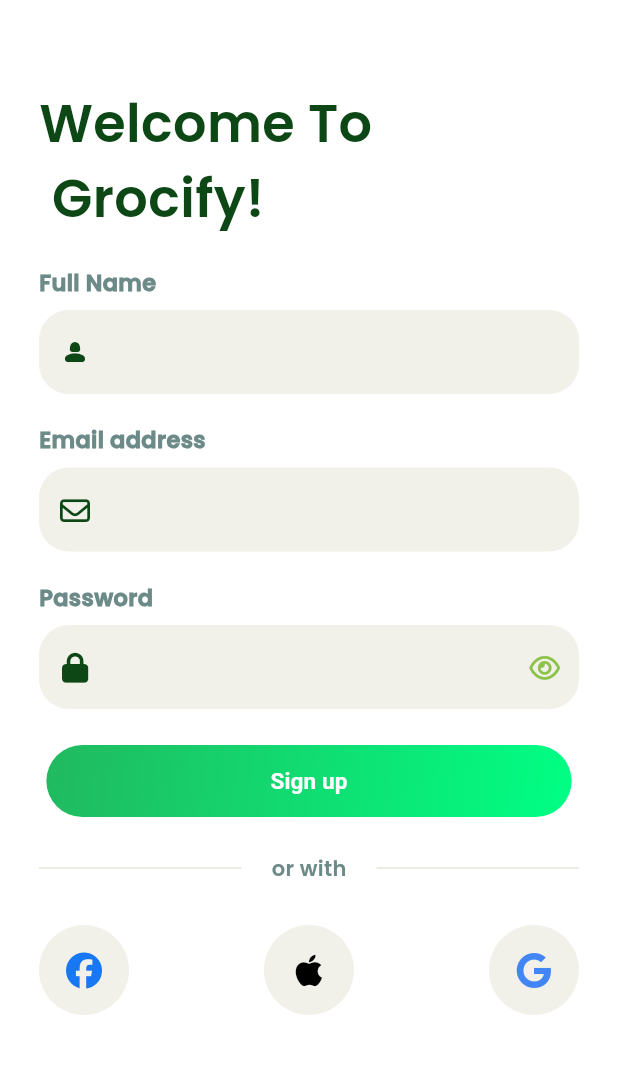
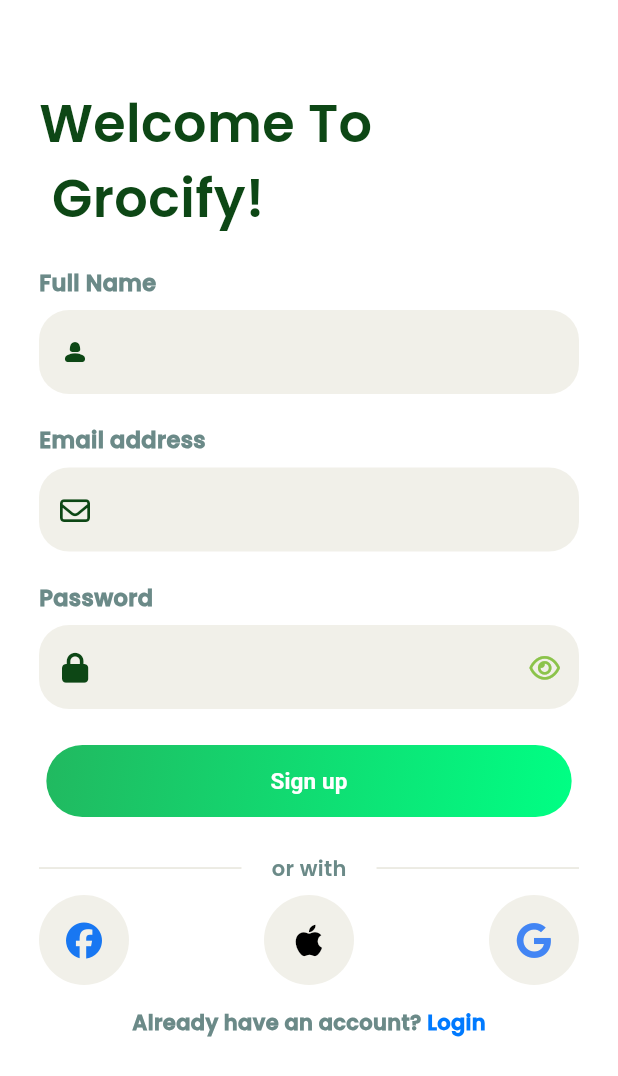
Before and after one commit to shahdhoss/ecommerce-app-demo, a Flutter app: the Signup screen opened by its route, on a phone screen of 412 x 824 dp. Shown: the top 1076 px of the screen. Run offline on Flutter 3.47's test engine with Material 3 defaults, Android fonts, the light colour scheme and no system bars; our stand-ins replace flutter_gemini, font_awesome_flutter; missing offline and left inert: flutter_chat_core, flutter_chat_ui, mongo_dart.

Commit message:
added linkings between the signup and login page

```diff
--- a/frontend/ecommerce_demo/lib/chat.dart
+++ b/frontend/ecommerce_demo/lib/chat.dart
@@ -43,6 +43,7 @@
               alignment: Alignment.topLeft,
               child: CircleAvatar(
                 backgroundColor: Color(0xffF1F0E9),
+                radius: 24,
                 child: IconButton(
                   color: Color(0xff0D4715),
                   icon: Icon(Icons.arrow_back),
--- a/frontend/ecommerce_demo/lib/signup.dart
+++ b/frontend/ecommerce_demo/lib/signup.dart
@@ -246,7 +246,7 @@
               ),
             ),
             Padding(
-              padding: const EdgeInsets.fromLTRB(0, 20, 0, 20),
+              padding: const EdgeInsets.fromLTRB(0, 0, 0, 15),
               child: Row(
                 mainAxisAlignment: MainAxisAlignment.spaceBetween,
                 children: [
@@ -286,6 +286,34 @@
                 ],
               ),
             ),
+            Row(
+              mainAxisAlignment: MainAxisAlignment.center,
+              children: [
+                Text(
+                  "Already have an account? ",
+                  style: TextStyle(
+                    color: Color(0xff6B8A88),
+                    fontFamily: "Poppins",
+                    fontSize: 14,
+                    fontWeight: FontWeight.w800,
+                  ),
+                ),
+                InkWell(
+                  child: Text(
+                    "Login",
+                    style: TextStyle(
+                      color: Color(0xff007AFF),
+                      fontFamily: "Poppins",
+                      fontSize: 14,
+                      fontWeight: FontWeight.w800,
+                    ),
+                  ),
+                  onTap: () {
+                    Navigator.pushNamed(context, "/login");
+                  },
+                ),
+              ],
+            ),
           ],
         ),
       ),
```
Also changed, not shown: frontend/ecommerce_demo/lib/login.dart (+31 -0 lines).
